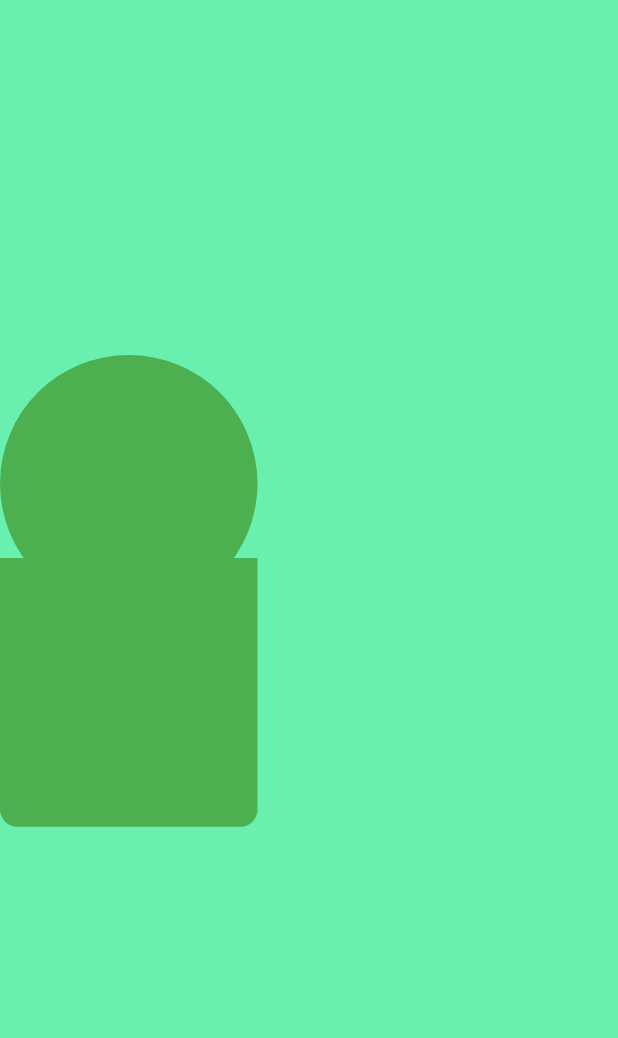
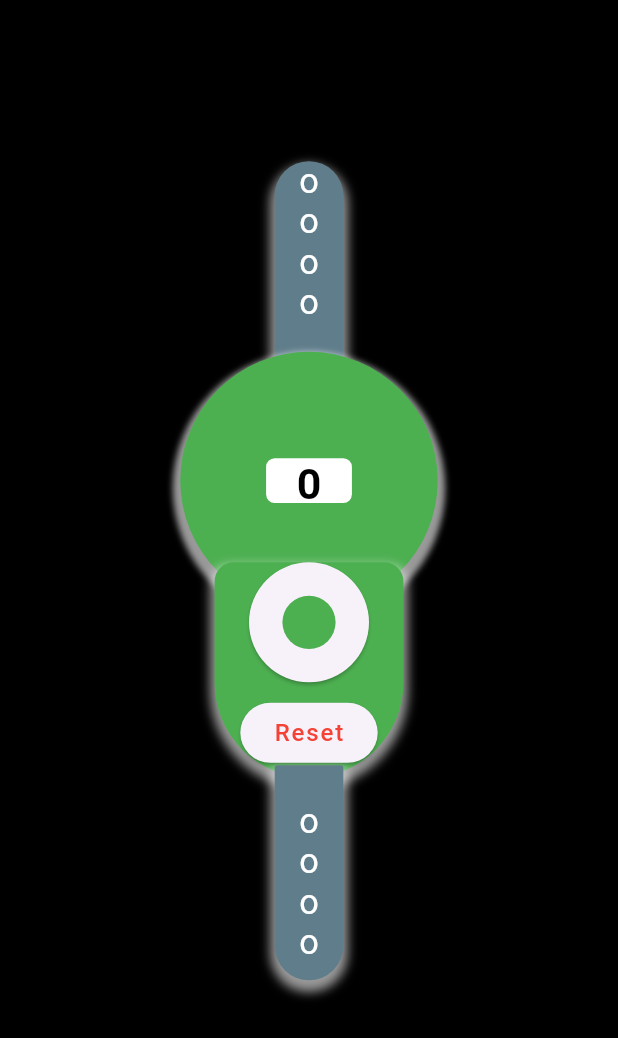
Before and after one commit to Gulshid/Tasbeeh-Counter-App, a Flutter app: the screen it shows after launch, on a phone screen of 412 x 824 dp. Shown: the top 1038 px of the screen. Run offline on Flutter 3.47's test engine with Material 3 defaults, Android fonts, the light colour scheme and no system bars; our stand-ins replace flutter_screenutil, flutter_spinkit, google_fonts.

Commit message:
Tasbeeh Counter App have Completed

```diff
--- a/tasbeeh_counter_app/lib/view_/Splash_view.dart
+++ b/tasbeeh_counter_app/lib/view_/Splash_view.dart
@@ -34,6 +34,7 @@ class _SplashViewState extends State<SplashView> {
         children: [
           //Splash App Image in top center
           ClipRRect(
+            borderRadius: BorderRadius.circular(25.r),
             child: Image.asset(
               'assets/tasbeeh.png',
               height: 120.h,
--- a/tasbeeh_counter_app/lib/view_/home_view.dart
+++ b/tasbeeh_counter_app/lib/view_/home_view.dart
@@ -1,5 +1,11 @@
+/// The `HomeView` class is a Flutter widget that displays a circular container with a counter value and
+/// a decorative container below it.
+// ignore_for_file: deprecated_member_use
+
 import 'package:flutter/material.dart';
 import 'package:flutter_screenutil/flutter_screenutil.dart';
+import 'package:provider/provider.dart';
+import 'package:tasbeeh_counter_app/View_Model/TasbCount_Provider.dart';
 
 class HomeView extends StatefulWidget {
   const HomeView({super.key});
@@ -11,33 +17,179 @@ class HomeView extends StatefulWidget {
 class _HomeViewState extends State<HomeView> {
   @override
   Widget build(BuildContext context) {
+    final pro = Provider.of<TasbcountProvider>(context);
     return Scaffold(
-      backgroundColor: Colors.greenAccent,
+      backgroundColor: Colors.black,
       body: Column(
         mainAxisAlignment: MainAxisAlignment.center,
         crossAxisAlignment: CrossAxisAlignment.center,
         children: [
-          Container(
+          Center(
+            child: Container(
+              height: 120.h,
+              width: 40.w,
+              decoration: BoxDecoration(
+                borderRadius: BorderRadius.only(
+                    topRight: Radius.circular(100.r),
+                    topLeft: Radius.circular(100.r),
+
+                    bottomLeft: Radius.circular(8.r),
+                    bottomRight: Radius.circular(8.r),),
+                color: Colors.blueGrey,
+                boxShadow: [
+                  BoxShadow(
+                    color: Colors.white.withOpacity(0.6),
+                    offset: Offset(0, 5),
+                    spreadRadius: 3,
+                    blurRadius: 5,
+                  )
+                ]
+              ),
+
+              child: Column(
+                children: [
+                    Text('o',style: TextStyle(color: Colors.white, fontSize: 20.sp),),
+                    Text('o',style: TextStyle(color: Colors.white,fontSize: 20.sp),),
+                    Text('o',style: TextStyle(color: Colors.white,fontSize: 20.sp),),
+                    Text('o',style: TextStyle(color: Colors.white,fontSize: 20.sp),),
+                    SizedBox(height: 20.h,),
+                ],
+              ),
+
+            ),
+          ),
+          Transform.translate(
+            offset: Offset(0, -20),
+            child: Center(
+              child: Container(
                 height: 150.h,
                 width: 150.w,
                 decoration: BoxDecoration(
                   shape: BoxShape.circle,
                   color: Colors.green,
+                  boxShadow: [
+                    BoxShadow(
+                      color: Colors.white.withOpacity(0.6),
+                      offset: Offset(0, 5),
+                      spreadRadius: 5,
+                      blurRadius: 3,
+                    ),
+                  ],
+                ),
+
+                child: Center(
+                  child: Container(
+                    height: 25.h,
+                    width: 50.w,
+                    decoration: BoxDecoration(
+                      borderRadius: BorderRadius.circular(5.r),
+                      color: Colors.white,
+                    ),
+
+                    child: Center(
+                      child: Text(
+                        pro.counter.toString(),
+                        style: TextStyle(color: Colors.black, fontSize: 25.sp, fontWeight: FontWeight.bold),
+                      ),
+                    ),
+                  ),
+                ),
+              ),
             ),
           ),
 
           Transform.translate(
-            offset: Offset(0, -40),
+            offset: Offset(0, -55),
             child: Container(
-              height: 150.h,
-              width: 150.w,
+              height: 120.h,
+              width: 110.w,
               decoration: BoxDecoration(
-                color:Colors.green,
-                borderRadius: BorderRadius.only(bottomLeft: Radius.circular(10.r),
-                bottomRight: Radius.circular(10.r))
+                color: Colors.green,
+                borderRadius: BorderRadius.only(
+                  bottomLeft: Radius.circular(100.r),
+                  bottomRight: Radius.circular(100.r),
+                  topLeft: Radius.circular(20.r),
+                  topRight: Radius.circular(20.r),
+                ),
+                boxShadow: [
+                  BoxShadow(
+                    offset: Offset(0, 5),
+                    color: Colors.white.withOpacity(0.6),
+                    spreadRadius: 3,
+                    blurRadius: 5,
+                  ),
+                ],
+              ),
+
+              child: Column(
+                children: [
+                  ElevatedButton(
+                    onPressed: () {
+                      pro.set_counter();
+                    },
+                    style: ElevatedButton.styleFrom(maximumSize: Size(80, 80)),
+                    child: Container(
+                      decoration: BoxDecoration(
+                        color: Colors.green,
+                        shape: BoxShape.circle,
                       ),
                     ),
+                  ),
+
+                  SizedBox(height: 8.h),
+                  ElevatedButton(
+                    onPressed: () {
+                      context.read<TasbcountProvider>().delete_count();
+                    },
+                    style: ElevatedButton.styleFrom(
+                      foregroundColor: Colors.red,
+                    ),
+
+                    child: Text('Reset'),
+                  ),
+                ],
+              ),
+            ),
+          ),
+
+          Transform.translate(
+            offset: Offset(0, -63),
+            child: Center(
+              child: Container(
+                height: 120.h,
+                width: 40.w,
+                decoration: BoxDecoration(
+                  borderRadius: BorderRadius.only(
+                    topRight: Radius.circular(8.r),
+                    topLeft: Radius.circular(8.r),
+
+                    bottomLeft: Radius.circular(100.r),
+                    bottomRight: Radius.circular(100.r),
+                  ),
+
+                  color: Colors.blueGrey,
+                  boxShadow: [
+                    BoxShadow(
+                      color: Colors.white.withOpacity(0.6),
+                      offset: Offset(0, 5),
+                      spreadRadius: 3,
+                      blurRadius: 5,
                     )
+                  ]
+                ),
+                child: Column(
+                  children: [
+                    SizedBox(height: 20.h,),
+                    Text('o',style: TextStyle(color: Colors.white, fontSize: 20.sp),),
+                    Text('o',style: TextStyle(color: Colors.white,fontSize: 20.sp),),
+                    Text('o',style: TextStyle(color: Colors.white,fontSize: 20.sp),),
+                    Text('o',style: TextStyle(color: Colors.white,fontSize: 20.sp),),
+                  ],
+                ),
+
+              ),
+                       ),
+           ),
         ],
       ),
     );
--- a/tasbeeh_counter_app/pubspec.yaml
+++ b/tasbeeh_counter_app/pubspec.yaml
@@ -95,9 +95,9 @@ flutter:
   uses-material-design: true
 
   # To add assets to your application, add an assets section, like this:
-  # assets:
-  #   - images/a_dot_burr.jpeg
-  #   - images/a_dot_ham.jpeg
+  assets:
+    - assets/tasbeeh.png
+
 
   # An image asset can refer to one or more resolution-specific "variants", see
   # https://flutter.dev/to/resolution-aware-images
```
Also changed, not shown: tasbeeh_counter_app/assets/tasbeeh.png (added), 30 other files. Lines whose indentation alone changed are shown as unchanged.
